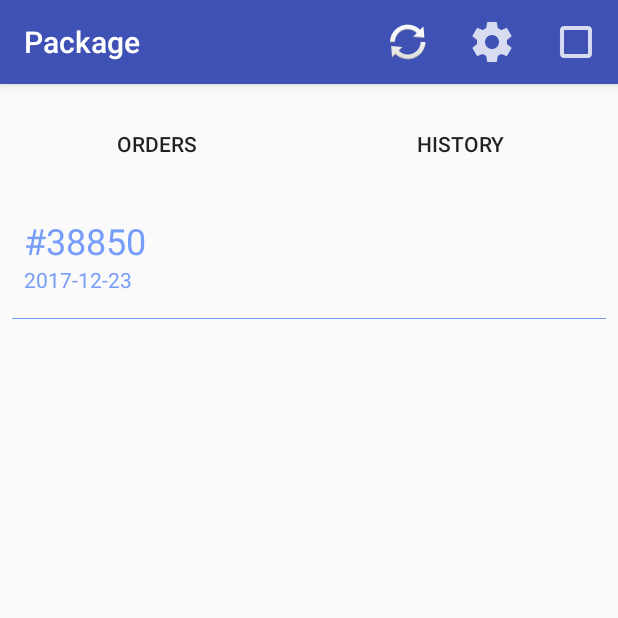
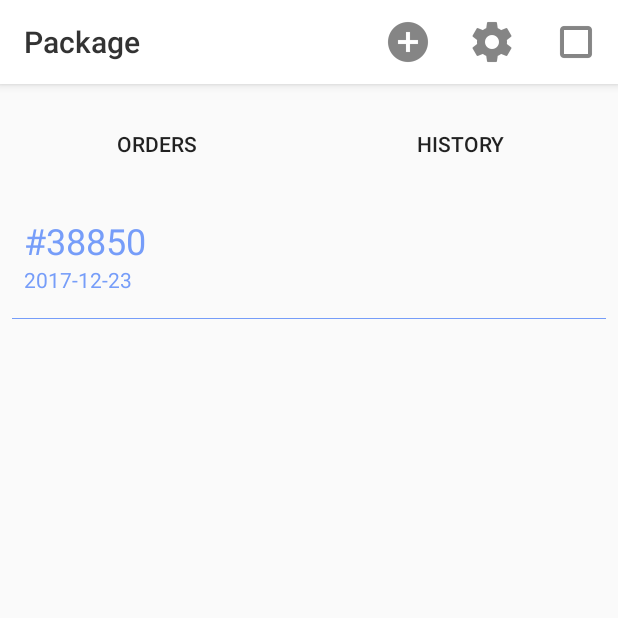
Before and after one commit to Glutch/package, an Android app: the screen it shows after launch (ViewOrders), after a tap on "Amount of orders to generate", on a phone screen of 412 x 824 dp, the top half of it. Run offline under Robolectric (Android 15) with nearby library versions, the phone set to English and light mode, and no system bars.

Commit message:
white toolbar v1

```diff
--- a/app/src/main/res/layout/activity_view_orders.xml
+++ b/app/src/main/res/layout/activity_view_orders.xml
@@ -50,7 +50,6 @@
         android:id="@+id/toolbar"
         android:layout_width="match_parent"
         android:layout_height="?attr/actionBarSize"
-        android:background="@color/colorPrimary"
         android:theme="@style/ToolBarStyle"
         android:elevation="4dp"
         app:layout_constraintEnd_toEndOf="parent"
--- a/app/src/main/res/layout/settings_activity_layout.xml
+++ b/app/src/main/res/layout/settings_activity_layout.xml
@@ -9,7 +9,6 @@
         android:id="@+id/toolbar"
         android:layout_width="match_parent"
         android:layout_height="?attr/actionBarSize"
-        android:background="@color/colorPrimary"
         android:elevation="4dp"
         android:theme="@style/ToolBarStyle"
         app:layout_constraintEnd_toEndOf="parent"
--- a/app/src/main/res/menu/toolbar.xml
+++ b/app/src/main/res/menu/toolbar.xml
@@ -4,7 +4,7 @@
 
     <item
         android:id="@+id/generateOrders"
-        android:icon="@android:drawable/ic_popup_sync"
+        android:icon="@drawable/ic_add"
         android:title="@string/summery_generate_orders"
         app:showAsAction="ifRoom" />
     <item
@@ -14,7 +14,7 @@
         app:showAsAction="ifRoom" />
     <item
         android:id="@+id/barCodeScanner"
-        android:icon="@drawable/ic_action_name"
+        android:icon="@drawable/ic_qr"
         android:title="@string/barcodescanner"
         app:showAsAction="ifRoom" />
 </menu>
--- a/app/src/main/res/values/styles.xml
+++ b/app/src/main/res/values/styles.xml
@@ -6,6 +6,8 @@
         <item name="colorPrimary">@color/colorPrimary</item>
         <item name="colorPrimaryDark">@color/colorPrimaryDark</item>
         <item name="colorAccent">@color/colorAccent</item>
+        <item name="windowActionBar">false</item>
+        <item name="windowNoTitle">true</item>
     </style>
 
     <style name="ButtonStyle" parent="@android:style/Widget.Button">
@@ -18,9 +20,10 @@
     </style>
 
     <style name="ToolBarStyle" parent="Theme.AppCompat">
-        <item name="android:textColorPrimary">@android:color/white</item>
-        <item name="android:textColorSecondary">@android:color/white</item>
-        <item name="actionMenuTextColor">@android:color/white</item>
+        <item name="android:textColorPrimary">#333333</item>
+        <item name="android:textColorSecondary">#333333</item>
+        <item name="actionMenuTextColor">#333333</item>
+        <item name="android:background">#FFFFFF</item>
     </style>
 
     <style name="OrderItemHeader" parent="Theme.AppCompat">
```
Also changed, not shown: app/src/main/res/drawable-hdpi/ic_action_name.png (deleted), app/src/main/res/drawable-hdpi/ic_add.png (added), app/src/main/res/drawable-hdpi/ic_qr.png (added), app/src/main/res/drawable-hdpi/ic_settings.png, app/src/main/res/drawable-mdpi/ic_action_name.png (deleted), app/src/main/res/drawable-mdpi/ic_add.png (added), app/src/main/res/drawable-mdpi/ic_qr.png (added), app/src/main/res/drawable-mdpi/ic_settings.png, app/src/main/res/drawable-xhdpi/ic_action_name.png (deleted), app/src/main/res/drawable-xhdpi/ic_add.png (added), app/src/main/res/drawable-xhdpi/ic_qr.png (added), app/src/main/res/drawable-xhdpi/ic_settings.png, app/src/main/res/drawable-xxhdpi/ic_action_name.png (deleted), app/src/main/res/drawable-xxhdpi/ic_add.png (added), 2 more files.
